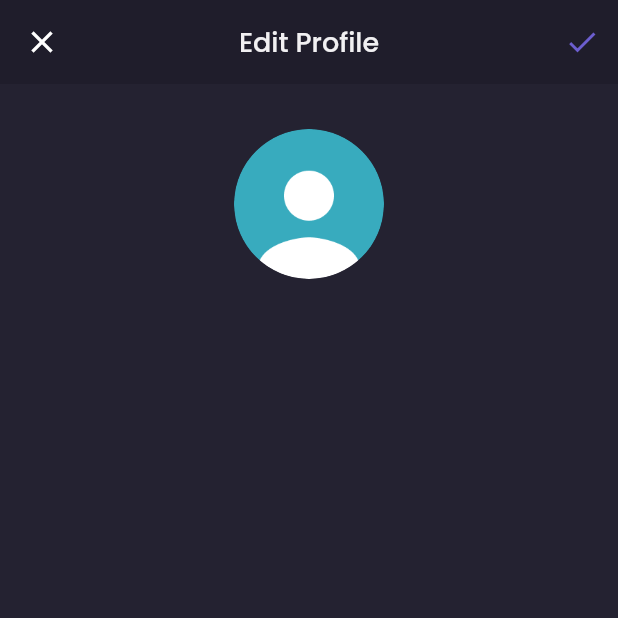
After one commit to hanz-fr/fluvel-ecommerce-fe, a Flutter app: the EditProfilePage screen opened by its route, on a phone screen of 412 x 824 dp, the top half of it. The commit adds this screen. Run offline on Flutter 3.47's test engine with Material 2 defaults, Android fonts, the phone set to English and light mode, and no system bars; our stand-ins replace google_fonts.

Commit message:
added edit profile page

```diff
--- a/lib/main.dart
+++ b/lib/main.dart
@@ -4,6 +4,8 @@ import 'package:flutter_ecommerce/pages/home/main_page.dart';
 import 'package:flutter_ecommerce/pages/sign_in_page.dart';
 import 'package:flutter_ecommerce/pages/sign_up_page.dart';
 import 'package:flutter_ecommerce/pages/splash_page.dart';
+
+import 'pages/edit_profile_page.dart';
 
 void main() => runApp(MyApp());
 
@@ -21,6 +23,7 @@ class MyApp extends StatelessWidget {
         '/sign-up': (context) => const SignUpPage(),
         '/home': (context) => const MainPage(),
         '/detail-chat': (context) => const DetailChatPage(),
+        '/edit-profile': (context) => const EditProfilePage(),
       },
     );
   }
--- /dev/null
+++ b/lib/pages/edit_profile_page.dart
@@ -0,0 +1,75 @@
+import 'package:flutter/material.dart';
+import 'package:flutter_ecommerce/theme.dart';
+
+class EditProfilePage extends StatelessWidget {
+  const EditProfilePage({Key? key}) : super(key: key);
+  @override
+  Widget build(BuildContext context) {
+
+    /* Header */
+    PreferredSize header() {
+      return PreferredSize(
+        preferredSize: const Size.fromHeight(56),
+        child: AppBar(
+          backgroundColor: bgColor1,
+          elevation: 0,
+          centerTitle: true,
+          title: Text(
+            'Edit Profile',
+            style: primaryTextStyle.copyWith(
+              fontWeight: medium,
+              fontSize: 18,
+            ),
+          ),
+          actions: [
+            IconButton(
+              icon: const Icon(Icons.check),
+              color: primaryColor,
+              onPressed: () {},
+            ),
+          ],
+          leading: IconButton(
+            icon: const Icon(Icons.close),
+            onPressed: () {
+              Navigator.pop(context);
+            },
+          ),
+        ),
+      );
+    }
+
+    /* Content */
+    Widget content() {
+      return Container(
+        padding: EdgeInsets.symmetric(horizontal: defaultMargin),
+        width: double.infinity,
+        child: Column(
+          crossAxisAlignment: CrossAxisAlignment.center,
+          children: [
+            Container(
+              width: 100,
+              height: 100,
+              margin: EdgeInsets.only(
+                top: defaultMargin
+              ),
+              decoration: const BoxDecoration(
+                shape: BoxShape.circle,
+                image: DecorationImage(
+                  image: AssetImage(
+                    'assets/profile_image.png',
+                  ),
+                ),
+              ),
+            ),
+          ],
+        ),
+      );
+    }
+
+    return Scaffold(
+      backgroundColor: bgColor3,
+      appBar: header(),
+      body: content(),
+    );
+  }
+}
--- a/lib/pages/home/profile_page.dart
+++ b/lib/pages/home/profile_page.dart
@@ -46,9 +46,14 @@ class ProfilePage extends StatelessWidget {
                     ],
                   ),
                 ),
-                Image.asset(
-                  'assets/button_exit.png',
-                  width: 20,
+                GestureDetector(
+                  onTap: () {
+                    Navigator.pushNamedAndRemoveUntil(context, '/sign-in', (route) => false);
+                  },
+                  child: Image.asset(
+                    'assets/button_exit.png',
+                    width: 20,
+                  ),
                 ),
               ],
             ),
@@ -99,7 +104,12 @@ class ProfilePage extends StatelessWidget {
                   fontWeight: semiBold,
                 ),
               ),
-              menuItem('Edit Profile'),
+              GestureDetector(
+                onTap: () {
+                  Navigator.pushNamed(context, '/edit-profile');
+                },
+                child: menuItem('Edit Profile'),
+              ),
               menuItem('Your Orders'),
               menuItem('Help'),
               const SizedBox(height: 30,),
--- a/lib/pages/home/wishlist_page.dart
+++ b/lib/pages/home/wishlist_page.dart
@@ -16,8 +16,12 @@ class WishlistPage extends StatelessWidget {
         automaticallyImplyLeading: false,
         elevation: 0,
         centerTitle: true,
-        title: const Text(
+        title: Text(
           'Favorite Shoes',
+          style: primaryTextStyle.copyWith(
+            fontWeight: medium,
+            fontSize: 18
+          ),
         ),
       );
     }
```
Also changed, not shown: lib/pages/home/main_page.dart (line endings or trailing spaces).
